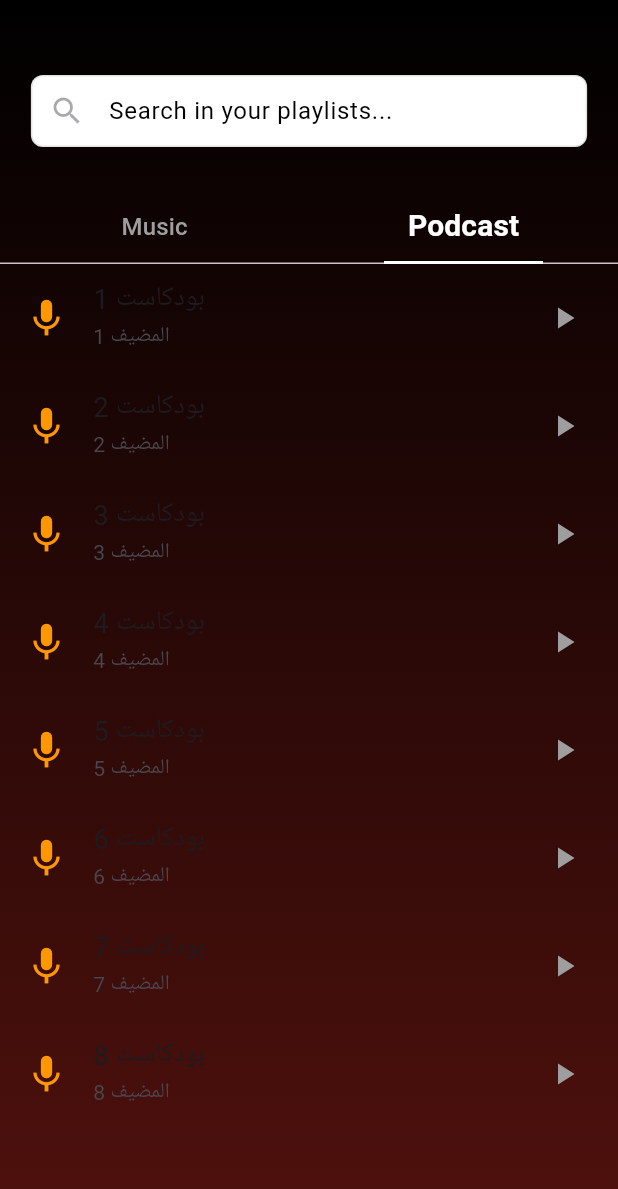
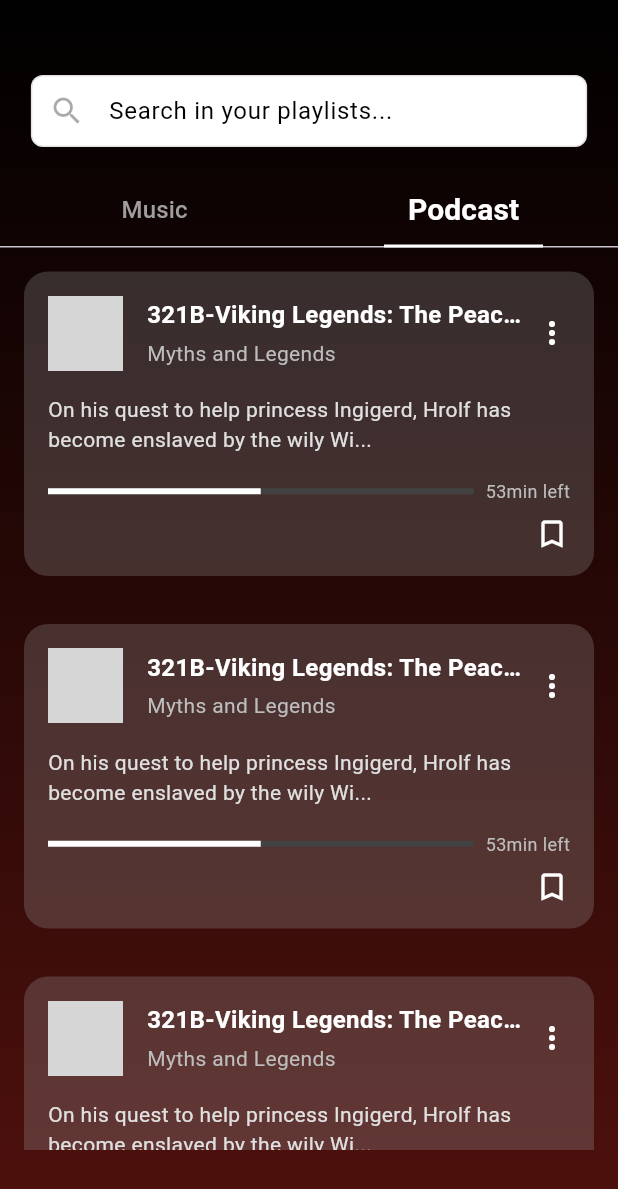
Before and after one commit to yakeen12/GR, a Flutter app: the PlayLists screen opened directly, tab 2 chosen, on a phone screen of 412 x 824 dp. Shown: the top 1189 px of the screen. Run offline on Flutter 3.47's test engine with Material 3 defaults, Android fonts, the phone set to English and light mode, and no system bars; our stand-ins replace get; network calls fail; grey boxes are pictures that could not be loaded.

Commit message:
playlists fixed

```diff
--- a/lib/Pages/auth/login.dart
+++ b/lib/Pages/auth/login.dart
@@ -14,8 +14,7 @@ class _LoginPageState extends State<LoginPage> {
 
   @override
   Widget build(BuildContext context) {
-    return CustomScaffold(
-      body: LayoutBuilder(
+    return CustomScaffold(body: LayoutBuilder(
       builder: (BuildContext context, BoxConstraints constraints) {
         return SingleChildScrollView(
           child: ConstrainedBox(
@@ -92,7 +91,7 @@ class _LoginPageState extends State<LoginPage> {
           shape: BoxShape.circle),
       child: Center(
         child: Image.asset(
-          'assets/my_image.png',
+          'assets/images/my_image.png',
           width: 230,
           height: 179,
           fit: BoxFit.cover, // Adjust how the image fits within the space
--- a/lib/Pages/navigation-bar-pages/playlists.dart
+++ b/lib/Pages/navigation-bar-pages/playlists.dart
@@ -45,15 +45,18 @@ class PlayLists extends StatelessWidget {
           ),
         ),
         SizedBox(
-          height: 30,
+          height: 19,
         ),
         Expanded(
           // height: MediaQuery.sizeOf(context).height * 0.8,
           child: DefaultTabController(
             length: 2,
-            child: Expanded(
+            child: Flex(
+                direction: Axis.vertical,
                 // height: MediaQuery.sizeOf(context).height * 0.7,
-              child: SingleChildScrollView(
+                children: [
+                  SingleChildScrollView(
+                    padding: EdgeInsets.zero,
                     child: Column(
                       children: [
                         // TabBar داخل الـ Scaffold
@@ -110,7 +113,7 @@ class PlayLists extends StatelessWidget {
                       ],
                     ),
                   ),
-            ),
+                ]),
           ),
         )
       ]),
@@ -179,7 +182,7 @@ class PlaylistsTab extends StatelessWidget {
   @override
   Widget build(BuildContext context) {
     return Padding(
-      padding: const EdgeInsets.all(8.0),
+      padding: const EdgeInsets.symmetric(horizontal: 8),
       child: Column(
         children: [
           SizedBox(
@@ -226,7 +229,7 @@ class PlaylistsTab extends StatelessWidget {
             height: 15,
           ),
           SizedBox(
-            height: MediaQuery.sizeOf(context).height * 0.55,
+            height: MediaQuery.sizeOf(context).height * 0.595,
             child: ListView.builder(
               itemCount: playlists.length,
               itemBuilder: (context, index) {
@@ -246,8 +249,8 @@ class PlaylistsTab extends StatelessWidget {
                         ),
                       ),
                       SizedBox(width: 10),
-                      Expanded(
-                        child: Column(
+                      Flex(direction: Axis.vertical, children: [
+                        Column(
                           crossAxisAlignment: CrossAxisAlignment.start,
                           children: [
                             Text(
@@ -268,7 +271,7 @@ class PlaylistsTab extends StatelessWidget {
                             ),
                           ],
                         ),
-                      ),
+                      ]),
                       IconButton(
                         icon: Icon(
                           Icons.more_vert,
@@ -295,13 +298,108 @@ class PodcastTab extends StatelessWidget {
     return ListView.builder(
       itemCount: 8,
       itemBuilder: (context, index) {
-        return ListTile(
-          leading: Icon(Icons.mic, color: Colors.orange, size: 30),
-          title: Text('بودكاست ${index + 1}', style: TextStyle(fontSize: 18)),
-          subtitle: Text('المضيف ${index + 1}'),
-          trailing: Icon(Icons.play_arrow, color: Colors.grey),
-          onTap: () {},
-        );
+        return Center(
+            child: Container(
+          padding: EdgeInsets.all(16),
+          margin: EdgeInsets.all(16),
+          decoration: BoxDecoration(
+            color: const Color.fromARGB(69, 158, 158, 158),
+            borderRadius: BorderRadius.circular(16),
+          ),
+          child: Column(
+            crossAxisAlignment: CrossAxisAlignment.start,
+            mainAxisSize: MainAxisSize.min,
+            children: [
+              // Header with title and subtitle
+              Row(
+                children: [
+                  ClipRRect(
+                    borderRadius: BorderRadius.circular(8),
+                    child: Image.network(
+                      'https://yt3.googleusercontent.com/ytc/AIdro_knm8C6-aj25mYqJ01I6WoeJY1ctxQeswGLqO6xxV-ltA=s900-c-k-c0x00ffffff-no-rj', // Replace with your image URL
+                      width: 50,
+                      height: 50,
+                      fit: BoxFit.cover,
+                    ),
+                  ),
+                  SizedBox(width: 16),
+                  Expanded(
+                    child: Column(
+                      crossAxisAlignment: CrossAxisAlignment.start,
+                      children: [
+                        Text(
+                          '321B-Viking Legends: The Peacemaker',
+                          style: TextStyle(
+                            color: Colors.white,
+                            fontSize: 16,
+                            fontWeight: FontWeight.bold,
+                          ),
+                          maxLines: 1,
+                          overflow: TextOverflow.ellipsis,
+                        ),
+                        SizedBox(height: 4),
+                        Text(
+                          'Myths and Legends',
+                          style: TextStyle(
+                            color: Colors.grey[400],
+                            fontSize: 14,
+                          ),
+                        ),
+                      ],
+                    ),
+                  ),
+                  Icon(
+                    Icons.more_vert,
+                    color: Colors.white,
+                  ),
+                ],
+              ),
+              SizedBox(height: 16),
+              // Description
+              Text(
+                'On his quest to help princess Ingigerd, Hrolf has become enslaved by the wily Wi...',
+                style: TextStyle(
+                  color: Colors.grey[300],
+                  fontSize: 14,
+                ),
+                maxLines: 2,
+                overflow: TextOverflow.ellipsis,
+              ),
+              SizedBox(height: 16),
+              // Progress bar and time left
+              Row(
+                children: [
+                  Expanded(
+                    child: LinearProgressIndicator(
+                      value: 0.5, // Example progress value
+                      backgroundColor: Colors.grey[800],
+                      color: Colors.white,
+                    ),
+                  ),
+                  SizedBox(width: 8),
+                  Text(
+                    '53min left',
+                    style: TextStyle(
+                      color: Colors.grey[400],
+                      fontSize: 12,
+                    ),
+                  ),
+                ],
+              ),
+              SizedBox(height: 8),
+              // Save and more options
+              Row(
+                mainAxisAlignment: MainAxisAlignment.end,
+                children: [
+                  Icon(
+                    Icons.bookmark_border,
+                    color: Colors.white,
+                  ),
+                ],
+              )
+            ],
+          ),
+        ));
       },
     );
   }
--- a/lib/Pages/splash.dart
+++ b/lib/Pages/splash.dart
@@ -1,7 +1,8 @@
 import 'package:flutter/material.dart';
 import 'package:flutter/services.dart';
 import 'package:get/get.dart';
-import 'package:music_app/Pages/login.dart';
+import 'package:music_app/CustomWidgets/custom-scaffold.dart';
+import 'package:music_app/Pages/auth/login.dart';
 import 'package:music_app/homePage.dart';
 
 class splash extends StatefulWidget {
@@ -11,41 +12,31 @@ class splash extends StatefulWidget {
   State<splash> createState() => _splashState();
 }
 
-class _splashState extends State<splash> with SingleTickerProviderStateMixin{
+class _splashState extends State<splash> with SingleTickerProviderStateMixin {
   @override
   void initState() {
     // TODO: implement initState
     super.initState();
-    SystemChrome.setEnabledSystemUIMode(SystemUiMode.immersive);
 
-    Future.delayed(Duration(seconds: 2),(){
-      Navigator.of(context).pushReplacement(MaterialPageRoute(builder:
-       (_)=> LoginPage(),
+    Future.delayed(Duration(seconds: 2), () {
+      Navigator.of(context).pushReplacement(MaterialPageRoute(
+        builder: (_) => LoginPage(),
       ));
     });
   }
 
   @override
   void dispose() {
-    SystemChrome.setEnabledSystemUIMode(SystemUiMode.manual,
-    overlays: SystemUiOverlay.values);
     // TODO: implement dispose
     super.dispose();
   }
+
   @override
   Widget build(BuildContext context) {
-    return Scaffold(
-      body: Container(
-        width: double.infinity,
-        decoration: const BoxDecoration(
-        gradient: LinearGradient(
-          begin: FractionalOffset.topCenter,
-          end: Alignment.bottomCenter,
-          colors: [Color.fromARGB(255, 0, 0, 0), Color.fromARGB(255, 80, 17, 13)],
-      ),
-      ),
-      child: Column(
-            mainAxisAlignment: MainAxisAlignment.center, // Centers the column vertically
+    return CustomScaffold(
+      body: Column(
+        mainAxisAlignment:
+            MainAxisAlignment.center, // Centers the column vertically
         children: [
           Image.asset(
             'assets/images/GR_logo.png', // Replace with your asset path
@@ -54,7 +45,6 @@ class _splashState extends State<splash> with SingleTickerProviderStateMixin{
           ),
         ],
       ),
-    ),
     );
   }
 }
--- a/lib/main.dart
+++ b/lib/main.dart
@@ -1,6 +1,7 @@
 import 'package:flutter/material.dart';
 import 'package:get/get.dart';
 import 'package:music_app/Pages/auth/login.dart';
+import 'package:music_app/Pages/splash.dart';
 import 'package:music_app/homePage.dart';
 
 void main() {
@@ -14,7 +15,7 @@ class MyApp extends StatelessWidget {
   Widget build(BuildContext context) {
     return GetMaterialApp(
       debugShowCheckedModeBanner: false,
-      home: LoginPage(),
+      home: splash(),
     );
   }
 }
--- a/pubspec.yaml
+++ b/pubspec.yaml
@@ -63,10 +63,9 @@ flutter:
 
   # To add assets to your application, add an assets section, like this:
   assets:
-    - assets/my_image.png
-    - assets/images/GR_logo.png
+    - assets/images/
     - assets/fonts/
-    - assets/vectors/
+    #- assets/vectors/
 
 
 
```
Also changed, not shown: assets/images/my_image.png (renamed from assets/my_image.png). Lines whose indentation alone changed are shown as unchanged.
